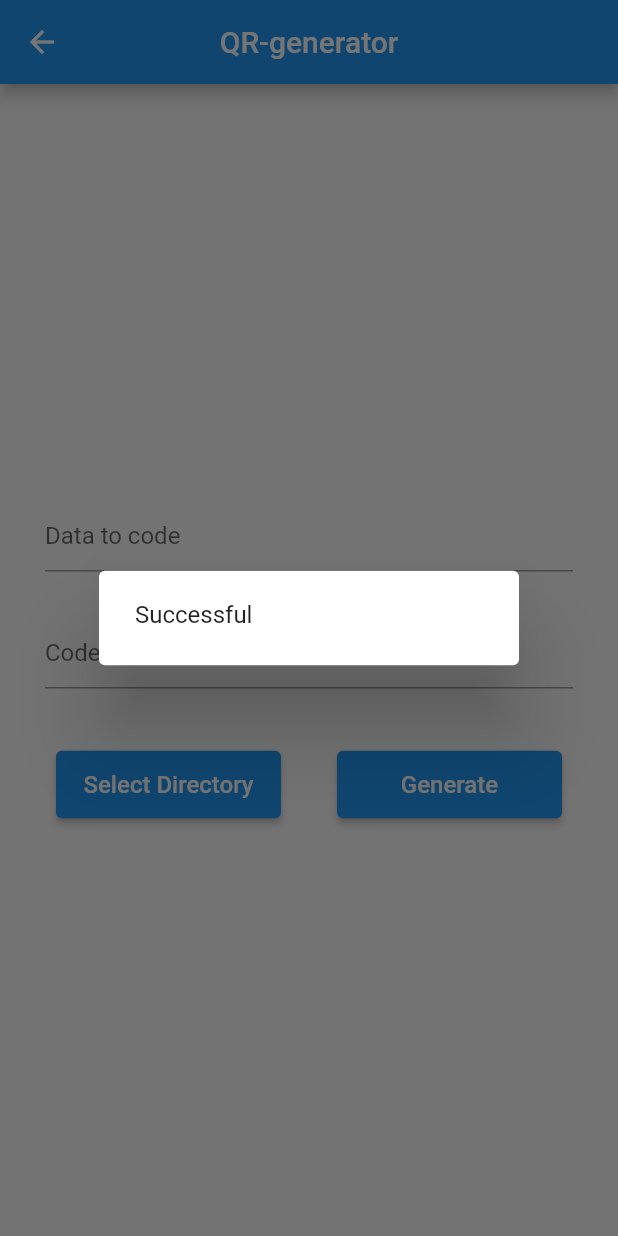
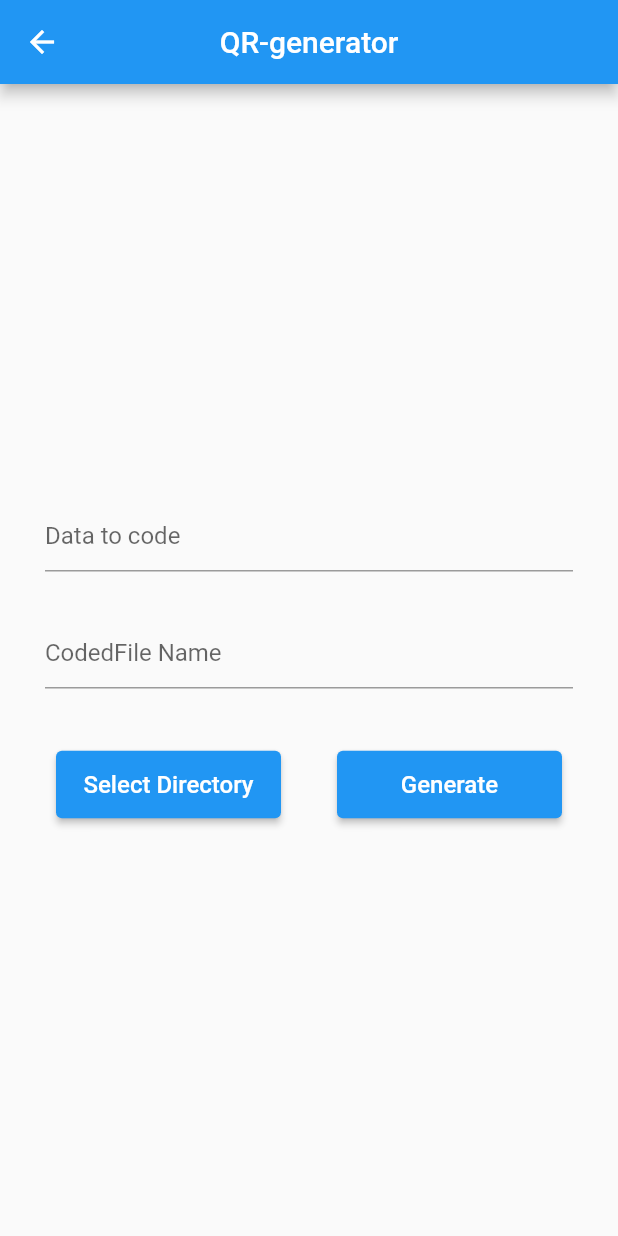
Before and after one commit to Dushevskymax/Qr-scanner-generator, a Flutter app: the QRGeneratorScreen screen opened by its route, after a tap on "Generate", on a phone screen of 412 x 824 dp. Run offline on Flutter 3.47's test engine with Material 2 defaults, Android fonts, the phone set to English and light mode, and no system bars; our stand-ins replace file_picker, permission_handler; missing offline and left inert: qr_code_scanner, qr_image_generator, regexed_validator.

Commit message:
Success message

```diff
--- a/lib/pages/home.dart
+++ b/lib/pages/home.dart
@@ -16,7 +16,7 @@ class HomeScreen extends StatelessWidget {
             children: [
               ElevatedButton(
                 style: ButtonStyle(
-                  minimumSize: MaterialStateProperty.all(Size(200, 50))
+                  minimumSize: MaterialStateProperty.all(const Size(200, 50))
                 ),
                 onPressed: () {
                   Navigator.pushNamed(context, '/scanner');
--- a/lib/pages/qr_generator.dart
+++ b/lib/pages/qr_generator.dart
@@ -1,4 +1,3 @@
-
 
 import 'package:flutter/material.dart';
 import 'package:file_picker/file_picker.dart';
@@ -34,12 +33,13 @@ class _QRGeneratorScreenState extends State<QRGeneratorScreen> {
   }
 
   Future saveQrImage(String data, String path) async {
-    if (path == '' || data == '') {
-      return;
-    }
+  if (path == '' || data == '') {
+    return;
+  }
 
-    final generator = QRGenerator();
+  final generator = QRGenerator();
 
+  try {
     await generator.generate(
       data: data,
       filePath: path,
@@ -49,8 +49,28 @@ class _QRGeneratorScreenState extends State<QRGeneratorScreen> {
       backgroundColor: Colors.white,
       errorCorrectionLevel: ErrorCorrectionLevel.medium,
     );
-    isGenerated = true;
+    setState(() {
+      isGenerated = true;
+    });
+    showDialog(
+      context: context,
+      builder: ((context) {
+        return const AlertDialog(
+          content: Text("Successful"),
+        );
+      }),
+    );
+  } catch (e) {
+    showDialog(
+      context: context,
+      builder: ((context) {
+        return const AlertDialog(
+          content: Text("Error"),
+        );
+      }),
+    );
   }
+}
 
   @override
   void dispose() {
@@ -107,9 +127,7 @@ class _QRGeneratorScreenState extends State<QRGeneratorScreen> {
               onPressed: () async {
                 await saveQrImage(
                     informationController.text, fullPath);
-                showDialog(context: context, builder: ((context) {
-                    return const AlertDialog(content: Text("Successful"));
-                }));
+
               },
               child: const Text("Generate",
               style: TextStyle(fontSize: 16),
--- a/lib/pages/qr_scanner.dart
+++ b/lib/pages/qr_scanner.dart
@@ -139,7 +139,7 @@ class _QRScannerScreenState extends State<QRScannerScreen> {
       key: qrKey,
       onQRViewCreated: _onQRViewCreated,
       overlay: QrScannerOverlayShape(
-          borderColor: Color.fromARGB(255, 32, 136, 255),
+          borderColor: const Color.fromARGB(255, 32, 136, 255),
           borderRadius: 15,
           borderLength: 25,
           borderWidth: 15,
```
Also changed, not shown: 1 other file.
